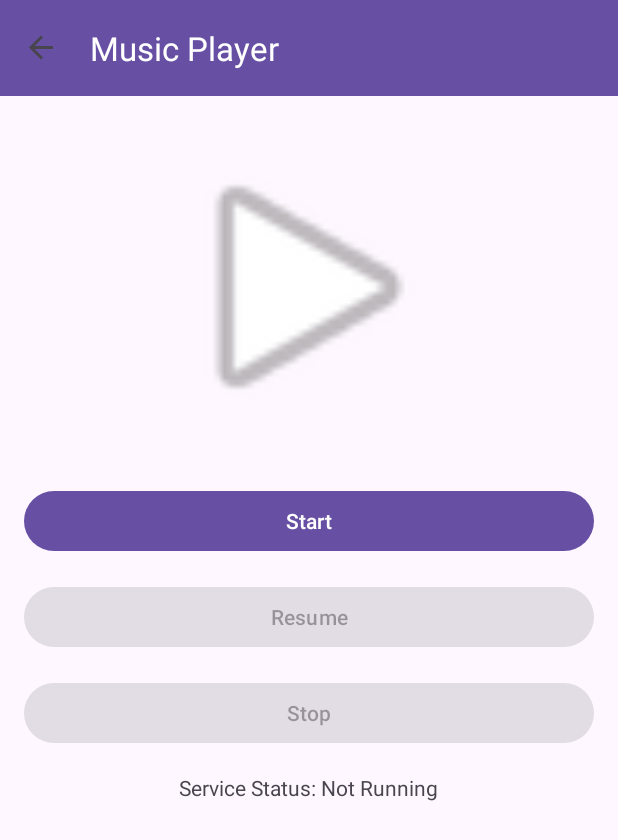
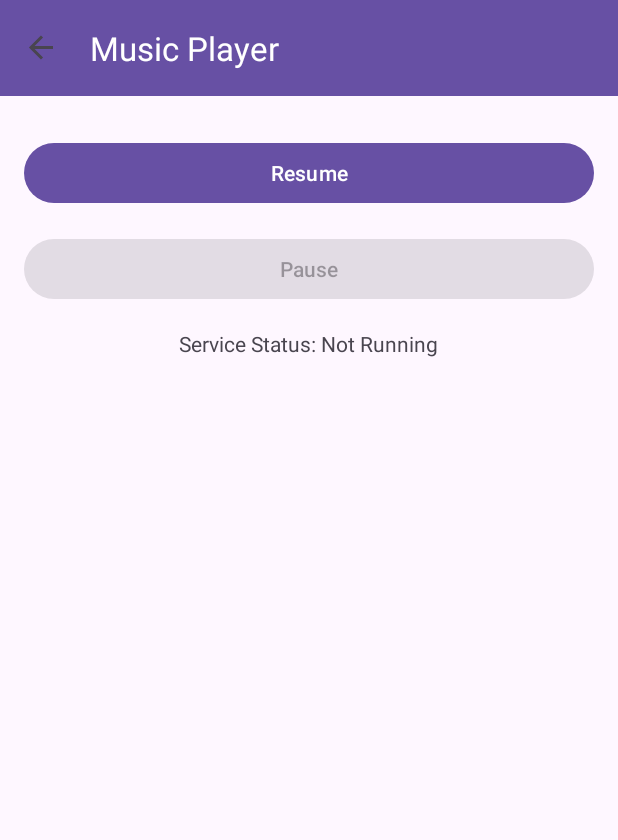
Before and after one commit to Batyrq14/Android-Lab1, an Android app: the ServiceFragment screen opened through its navigation route, on a phone screen of 412 x 824 dp. Shown: the top 840 px of the screen. Run offline under Robolectric (Android 15) with nearby library versions, the phone set to English and light mode, and no system bars; our stand-ins replace navigation-ui.

Commit message:
fixed again!

```diff
--- a/app/src/main/java/com/example/lab1/fragments/ServiceFragment.kt
+++ b/app/src/main/java/com/example/lab1/fragments/ServiceFragment.kt
@@ -1,14 +1,11 @@
 package com.example.lab1.fragments
 
+import android.Manifest
 import android.content.Intent
-import android.app.NotificationChannel
-import android.app.NotificationManager
+import android.content.pm.PackageManager
 import android.os.Build
 import android.os.Bundle
-import android.view.LayoutInflater
-import android.view.View
-import android.view.ViewGroup
-import android.widget.Button
+import android.widget.Toast
 import androidx.fragment.app.Fragment
 import com.example.lab1.databinding.FragmentServiceBinding
 import com.example.lab1.service.MusicService
@@ -16,60 +13,79 @@ import com.example.lab1.service.MusicService
 class ServiceFragment : Fragment() {
     private var _binding: FragmentServiceBinding? = null
     private val binding get() = _binding!!
-//    private val STARTFOREGROUND_ACTION = "com.example.musicplayer.action.START_FOREGROUND"
-//    private val STOPFOREGROUND_ACTION = "com.example.musicplayer.action.STOP_FOREGROUND"
-    private val NOTIFICATION_CHANNEL_ID = "musicplayer_channel"
-//    private val PAUSE_ACTION = "com.example.musicplayer.action.PAUSE"
-//    private val PLAY_ACTION = "com.example.musicplayer.action.PLAY"
+
+    companion object {
+        private const val REQUEST_CODE_NOTIFICATIONS = 1001
+    }
 
     override fun onCreateView(
-        inflater: LayoutInflater, container: ViewGroup?,
+        inflater: android.view.LayoutInflater, container: android.view.ViewGroup?,
         savedInstanceState: Bundle?
-    ): View {
+    ): android.view.View {
         _binding = FragmentServiceBinding.inflate(inflater, container, false)
         return binding.root
     }
 
-    override fun onViewCreated(view: View, savedInstanceState: Bundle?) {
+    override fun onViewCreated(view: android.view.View, savedInstanceState: Bundle?) {
         super.onViewCreated(view, savedInstanceState)
-
         updateButtonStates()
 
         binding.btnStart.setOnClickListener {
-            Intent(requireContext(), MusicService::class.java).also { intent ->
-                intent.action = MusicService.ACTION_START
-                requireContext().startService(intent)
-                updateButtonStates()
+            // Check notification permission on Android 13+
+            if (Build.VERSION.SDK_INT >= Build.VERSION_CODES.TIRAMISU) {
+                if (requireContext().checkSelfPermission(Manifest.permission.POST_NOTIFICATIONS)
+                    != PackageManager.PERMISSION_GRANTED
+                ) {
+                    requestPermissions(
+                        arrayOf(Manifest.permission.POST_NOTIFICATIONS),
+                        REQUEST_CODE_NOTIFICATIONS
+                    )
+                } else {
+                    startMusicService()
+                }
+            } else {
+                startMusicService()
             }
         }
 
         binding.btnPause.setOnClickListener {
             Intent(requireContext(), MusicService::class.java).also { intent ->
-                if (MusicService.isPlaying) {
-                    intent.action = MusicService.ACTION_PAUSE
-                } else {
-                    intent.action = MusicService.ACTION_RESUME
-                }
-                requireContext().startService(intent)
-                updateButtonStates()
-            }
-        }
-
-        binding.btnStop.setOnClickListener {
-            Intent(requireContext(), MusicService::class.java).also { intent ->
-                intent.action = MusicService.ACTION_STOP
+                intent.action = MusicService.ACTION_PAUSE
                 requireContext().startService(intent)
                 updateButtonStates()
             }
         }
     }
 
+    private fun startMusicService() {
+        Intent(requireContext(), MusicService::class.java).also { intent ->
+            // Using ACTION_RESUME to start/resume music playback.
+            intent.action = MusicService.ACTION_RESUME
+            requireContext().startService(intent)
+            updateButtonStates()
+        }
+    }
+
+    override fun onRequestPermissionsResult(
+        requestCode: Int, permissions: Array<out String>, grantResults: IntArray
+    ) {
+        super.onRequestPermissionsResult(requestCode, permissions, grantResults)
+        if (requestCode == REQUEST_CODE_NOTIFICATIONS) {
+            if (grantResults.isNotEmpty() && grantResults[0] == PackageManager.PERMISSION_GRANTED) {
+                startMusicService()
+            } else {
+                Toast.makeText(requireContext(), "Notification permission denied", Toast.LENGTH_SHORT).show()
+            }
+        }
+    }
+
     private fun updateButtonStates() {
-        val isServiceRunning = MusicService.isPlaying
-        binding.btnStart.isEnabled = !isServiceRunning
-        binding.btnPause.isEnabled = isServiceRunning
-        binding.btnPause.text = if (isServiceRunning) "Pause" else "Resume"
-        binding.btnStop.isEnabled = isServiceRunning
+        // If music is playing, enable Pause and disable Resume; if not, enable Resume.
+        val isPlaying = MusicService.isPlaying
+        binding.btnStart.isEnabled = !isPlaying
+        binding.btnPause.isEnabled = isPlaying
+        binding.btnStart.text = "Resume"
+        binding.btnPause.text = "Pause"
     }
 
     override fun onResume() {
--- a/app/src/main/res/layout/fragment_service.xml
+++ b/app/src/main/res/layout/fragment_service.xml
@@ -1,5 +1,6 @@
 <?xml version="1.0" encoding="utf-8"?>
-<androidx.constraintlayout.widget.ConstraintLayout xmlns:android="http://schemas.android.com/apk/res/android"
+<androidx.constraintlayout.widget.ConstraintLayout
+    xmlns:android="http://schemas.android.com/apk/res/android"
     xmlns:app="http://schemas.android.com/apk/res-auto"
     xmlns:tools="http://schemas.android.com/tools"
     android:layout_width="match_parent"
@@ -19,25 +20,17 @@
         app:layout_constraintStart_toStartOf="parent"
         app:layout_constraintTop_toTopOf="parent" />
 
-    <ImageView
-        android:id="@+id/imageView"
-        android:layout_width="200dp"
-        android:layout_height="200dp"
-        android:layout_marginTop="32dp"
-        app:layout_constraintEnd_toEndOf="parent"
-        app:layout_constraintStart_toStartOf="parent"
-        app:layout_constraintTop_toBottomOf="@+id/textView"
-        app:srcCompat="@android:drawable/ic_media_play" />
+    <!-- Removed ImageView -->
 
     <Button
         android:id="@+id/btnStart"
         android:layout_width="0dp"
         android:layout_height="wrap_content"
         android:layout_marginTop="32dp"
-        android:text="Start"
+        android:text="Resume"
         app:layout_constraintEnd_toEndOf="parent"
         app:layout_constraintStart_toStartOf="parent"
-        app:layout_constraintTop_toBottomOf="@+id/imageView" />
+        app:layout_constraintTop_toBottomOf="@+id/textView" />
 
     <Button
         android:id="@+id/btnPause"
@@ -49,16 +42,6 @@
         app:layout_constraintStart_toStartOf="parent"
         app:layout_constraintTop_toBottomOf="@+id/btnStart" />
 
-    <Button
-        android:id="@+id/btnStop"
-        android:layout_width="0dp"
-        android:layout_height="wrap_content"
-        android:layout_marginTop="16dp"
-        android:text="Stop"
-        app:layout_constraintEnd_toEndOf="parent"
-        app:layout_constraintStart_toStartOf="parent"
-        app:layout_constraintTop_toBottomOf="@+id/btnPause" />
-
     <TextView
         android:id="@+id/textViewStatus"
         android:layout_width="wrap_content"
@@ -67,6 +50,6 @@
         android:text="Service Status: Not Running"
         app:layout_constraintEnd_toEndOf="parent"
         app:layout_constraintStart_toStartOf="parent"
-        app:layout_constraintTop_toBottomOf="@+id/btnStop" />
+        app:layout_constraintTop_toBottomOf="@+id/btnPause" />
 
 </androidx.constraintlayout.widget.ConstraintLayout>
```
Also changed, not shown: app/src/main/java/com/example/lab1/service/MusicService.kt (+4 -9 lines).
